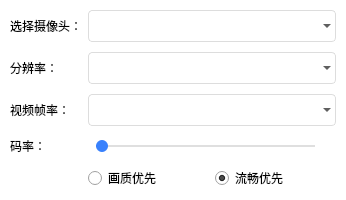
Old version of the form Linux/src/TestVideoSetting/DlgVideoSet.ui in the repository cloudroomSDK/API-Demo.
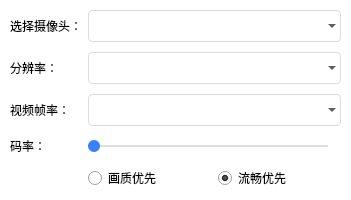
New version of the form. Icons and pictures are not drawn.

Commit message: CRVideoSDK_CPP_Linux_V4.19.2.0

Diff of the .ui file:
```diff
--- a/Linux/src/TestVideoSetting/DlgVideoSet.ui
+++ b/Linux/src/TestVideoSetting/DlgVideoSet.ui
@@ -6,8 +6,8 @@
    <rect>
     <x>0</x>
     <y>0</y>
-    <width>346</width>
-    <height>198</height>
+    <width>351</width>
+    <height>199</height>
    </rect>
   </property>
   <property name="windowTitle">
@@ -55,8 +55,8 @@
 QSlider {
 	min-height: 20px;
 	max-height: 20px;
-	padding-left: 8px;
-	padding-right: 8px;
+	padding-left: 0px;
+	padding-right: 0px;
 }
 QSlider::add-page:horizontal {       
 	background-color:rgb(223,223,223);  
```
The commit also changes 48 other files.
